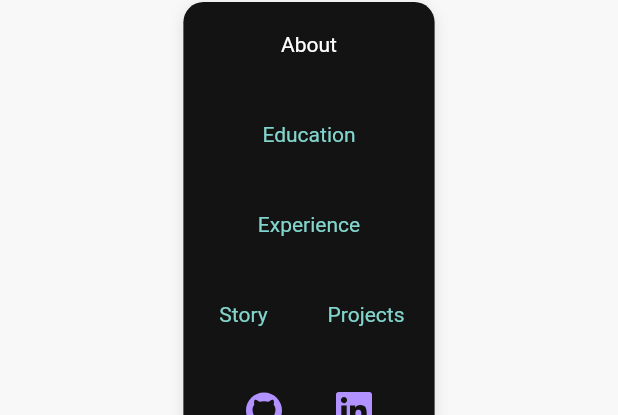
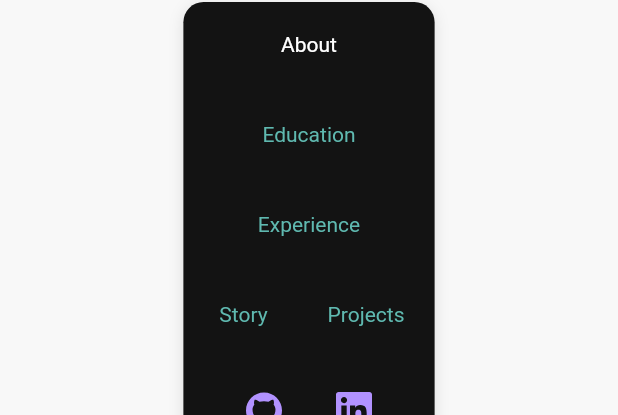
Before and after one commit to mishad01/mishads_codefolio, a Flutter app: the WebBar widget shown alone on an empty page, opened directly, on a phone screen of 412 x 824 dp. Shown: the part 343-758 px from the top of the screen. Run offline on Flutter 3.47's test engine with Material 3 defaults, Android fonts, the phone set to English and light mode, and no system bars; our stand-ins replace carousel_slider, flutter_svg, google_fonts, responsive_sizer, webview_flutter.

Commit message:
feat: Implement Experience section
This commit introduces the Experience section, displaying past roles and responsibilities.

**Key Changes:**

- **`ExperienceData`:**
    - Created a new data class `ExperienceData` to hold a list of `ExperienceModel` objects.
    - Populated with sample experience data including company name, position, type, time, description, skills, and location.
- **`ExperienceModel`:**
    - Defined a new model class `ExperienceModel` to represent an individual experience entry.
- **`ExperienceView`:**
    - Created a new view `ExperienceView` to display the list of experiences.
    - Uses `WebBaseScaffold` for consistent page structure.
    - Displays a "Download CV" button.
    - Iterates through `ExperienceData` and renders each experience in a styled container with details.
- **`BarViewModel`:**
    - Added `BarViewModel` to manage the selected tab in the navigation bar.
    - Includes `setSelectedTab` to update the active tab and `openUrl` to handle URL launching.
- **`WebBar` (Navigation Bar):**
    - Integrated `BarViewModel` to manage tab selection and state.
    - Updated navigation links ("About", "Education", "Experience", "Story", "Projects") to reflect the active tab.
    - Navigates to `ExperienceView` when the "Experience" tab is clicked.
- **`main.dart`:**
    - Added `ExperienceData` and `BarViewModel` to the list of providers.
- **UI Adjustments:**
    - **`WebTheme`:** Adjusted `ElevatedButton` styling (minimum size and border radius).
    - **`About` widget:** Modified minimum height constraint.
    - **`WebBaseScaffold`:**
        - Removed `appBar` and `addTaskController` properties.
        - Integrated `WebBar` directly into the scaffold's body.
        - Adjusted padding.
    - **`HomeView`:** Removed the direct rendering of `animatedBar` as it's now part of `WebBaseScaffold`.

```diff
--- a/lib/core/config/web_theme.dart
+++ b/lib/core/config/web_theme.dart
@@ -1,6 +1,7 @@
 import 'package:flutter/material.dart';
 import 'package:google_fonts/google_fonts.dart';
 import 'package:mishads_codefolio/core/config/web_colors.dart';
+import 'package:responsive_sizer/responsive_sizer.dart';
 
 class WebTheme {
   static final ThemeData lightTheme = ThemeData(
@@ -32,7 +33,8 @@ class WebTheme {
       style: ElevatedButton.styleFrom(
         backgroundColor: WebColors.appThemeColor,
         foregroundColor: WebColors.appWhiteColor,
-        shape: RoundedRectangleBorder(borderRadius: BorderRadius.circular(8)),
+        minimumSize: Size(12.w, 8.h),
+        shape: RoundedRectangleBorder(borderRadius: BorderRadius.circular(2.w)),
       ),
     ),
     textButtonTheme: TextButtonThemeData(
@@ -62,7 +64,8 @@ class WebTheme {
       style: ElevatedButton.styleFrom(
         backgroundColor: WebColors.appThemeColor,
         foregroundColor: WebColors.appWhiteColor,
-        shape: RoundedRectangleBorder(borderRadius: BorderRadius.circular(8)),
+        minimumSize: Size(12.w, 8.h),
+        shape: RoundedRectangleBorder(borderRadius: BorderRadius.circular(2.w)),
       ),
     ),
   );
--- a/lib/feature/home/view/home_view.dart
+++ b/lib/feature/home/view/home_view.dart
@@ -52,7 +52,6 @@ class _HomeViewState extends State<HomeView>
                 child: Column(
                   crossAxisAlignment: CrossAxisAlignment.center,
                   children: [
-                    animatedBar(model),
                     animatedAbout(model),
                     stackSlider(model),
                     SizedBox(height: 10.h),
--- a/lib/feature/home/view/widget/about.dart
+++ b/lib/feature/home/view/widget/about.dart
@@ -23,7 +23,7 @@ class _AboutState extends State<About> {
     final model = Provider.of<HomeViewModel>(context, listen: false);
     return SingleChildScrollView(
       child: ConstrainedBox(
-        constraints: BoxConstraints(minHeight: 80.h),
+        constraints: BoxConstraints(minHeight: 75.h),
         child: IntrinsicHeight(
           child: Row(
             children: [
--- a/lib/feature/home/view/widget/web_bar.dart
+++ b/lib/feature/home/view/widget/web_bar.dart
@@ -1,11 +1,14 @@
 import 'package:flutter/material.dart';
 import 'package:mishads_codefolio/core/config/web_icons.dart';
+import 'package:mishads_codefolio/core/utils/web_navigator.dart';
+import 'package:mishads_codefolio/feature/experience/view/experience_view.dart';
+import 'package:mishads_codefolio/feature/home/view/home_view.dart';
+import 'package:mishads_codefolio/feature/home/view_model/bar_view_model.dart';
 import 'package:provider/provider.dart';
 
 import '../../../../core/config/web_colors.dart';
 import '../../../../core/config/web_social_links.dart';
 import '../../../../core/utils/screen_size.dart';
-import '../../view_model/home_view_model.dart';
 import 'bar_icon_button.dart';
 import 'bar_text_button.dart';
 
@@ -19,7 +22,7 @@ class WebBar extends StatefulWidget {
 class _WebBarState extends State<WebBar> {
   @override
   Widget build(BuildContext context) {
-    final model = Provider.of<HomeViewModel>(context, listen: false);
+    final model = Provider.of<BarViewModel>(context);
 
     return Center(
       child: Container(
@@ -45,11 +48,54 @@ class _WebBarState extends State<WebBar> {
             alignment: WrapAlignment.center,
             crossAxisAlignment: WrapCrossAlignment.center,
             children: [
-              barTextButton("About", () {}, WebColors.white),
-              barTextButton("Education", () {}),
-              barTextButton("Experience", () {}),
-              barTextButton("Story", () {}),
-              barTextButton("Projects", () {}),
+              barTextButton(
+                "About",
+                () {
+                  model.setSelectedTab("About");
+                  WebNavigator.pushTo(context, const HomeView());
+                },
+                model.selectedTab == "About"
+                    ? WebColors.white
+                    : WebColors.primary,
+              ),
+              barTextButton(
+                "Education",
+                () {
+                  model.setSelectedTab("Education");
+                  // Implement navigation if needed
+                },
+                model.selectedTab == "Education"
+                    ? WebColors.white
+                    : WebColors.primary,
+              ),
+              barTextButton(
+                "Experience",
+                () {
+                  model.setSelectedTab("Experience");
+                  WebNavigator.pushTo(context, const ExperienceView());
+                },
+                model.selectedTab == "Experience"
+                    ? WebColors.white
+                    : WebColors.primary,
+              ),
+              barTextButton(
+                "Story",
+                () {
+                  model.setSelectedTab("Story");
+                },
+                model.selectedTab == "Story"
+                    ? WebColors.white
+                    : WebColors.primary,
+              ),
+              barTextButton(
+                "Projects",
+                () {
+                  model.setSelectedTab("Projects");
+                },
+                model.selectedTab == "Projects"
+                    ? WebColors.white
+                    : WebColors.primary,
+              ),
               barIconButton(WebIcons.github, () {
                 model.openUrl(WebSocialLinks.githubLink);
               }),
```
Also changed, not shown: lib/core/config/web_base_scaffold.dart (+9 -11 lines), lib/data/experience_data.dart (added, +51 -0 lines), lib/feature/experience/model/experience_model.dart (added, +19 -0 lines), lib/feature/experience/view/experience_view.dart (added, +118 -0 lines), lib/feature/home/view_model/bar_view_model.dart (added, +24 -0 lines), lib/main.dart (+7 -0 lines).
